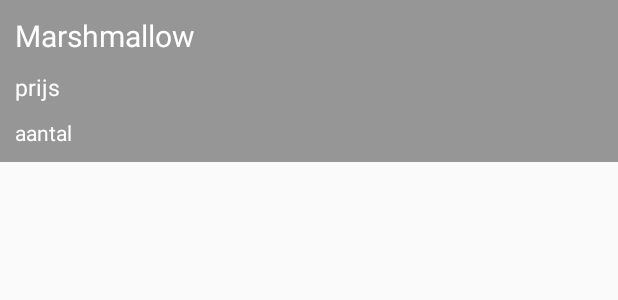
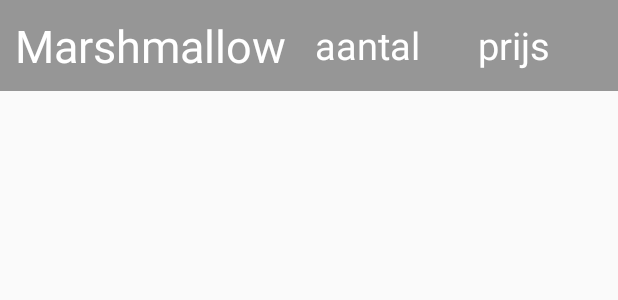
Before and after one commit to STahaYasin/e-menu-android, an Android app: the layout order_list.xml on its own in the app's theme, with its tools: preview values and no code run, on a phone screen of 412 x 824 dp. Shown: the top 300 px of the screen. Run offline under Robolectric (Android 15) with nearby library versions, the phone set to English and light mode, and no system bars.

Commit message:
navigatie tussen objecten aangepast

```diff
--- a/app/src/main/res/layout/order_list.xml
+++ b/app/src/main/res/layout/order_list.xml
@@ -4,36 +4,42 @@
     android:orientation="vertical"
     android:background="@color/black_overlay"
     android:padding="10dp">
-
+<LinearLayout
+    android:layout_width="match_parent"
+    android:layout_height="wrap_content"
+    android:orientation="horizontal"
+    android:weightSum="10"
+    >
     <TextView
         android:id="@+id/name"
-        android:layout_width="wrap_content"
-        android:layout_height="wrap_content"
+        android:layout_width="0dp"
+        android:layout_weight="5"
+        android:layout_height="match_parent"
         android:layout_alignParentTop="true"
         android:text="Marshmallow"
-        android:textSize="20dp"
+        android:textSize="30dp"
         android:textAppearance="?android:attr/textAppearanceSmall"
         android:textColor="@android:color/white" />
 
-
     <TextView
-        android:layout_width="wrap_content"
-        android:layout_height="wrap_content"
+        android:layout_width="0dp"
+        android:layout_weight="2"
+        android:layout_height="match_parent"
+        android:id="@+id/aantal"
+        android:gravity="center"
+        android:textSize="25dp"
+        android:text="aantal"
+        android:textColor="@android:color/white" />
+    <TextView
+        android:layout_width="0dp"
+        android:layout_weight="3"
+        android:layout_height="match_parent"
         android:id="@+id/price"
-        android:layout_below="@+id/name"
-        android:layout_marginTop="10dp"
-        android:textSize="15dp"
+        android:gravity="center"
+        android:textSize="25dp"
         android:text="prijs"
         android:textColor="@android:color/white" />
-    <TextView
-        android:layout_width="wrap_content"
-        android:layout_height="wrap_content"
-        android:id="@+id/aantal"
-        android:layout_below="@+id/price"
-        android:layout_marginTop="10dp"
-        android:text="aantal"
-        android:textColor="@android:color/white" />
-
+</LinearLayout>
 
 
 </RelativeLayout>
```
Also changed, not shown: app/src/main/res/layout/activity_order.xml (+107 -45 lines).
